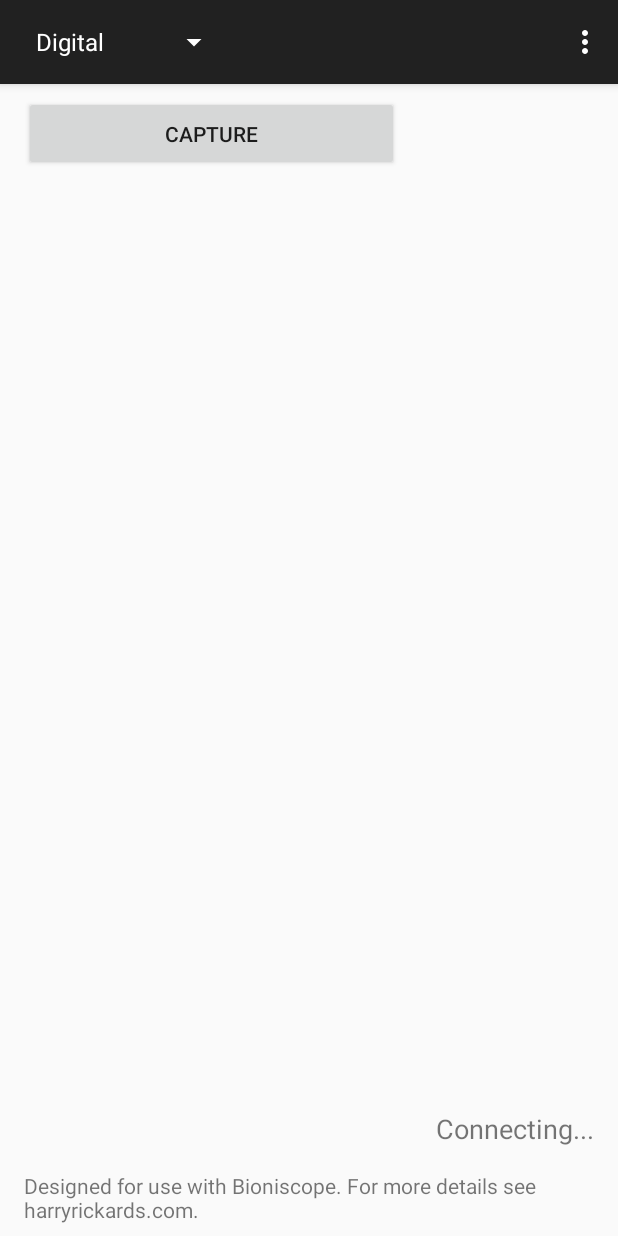
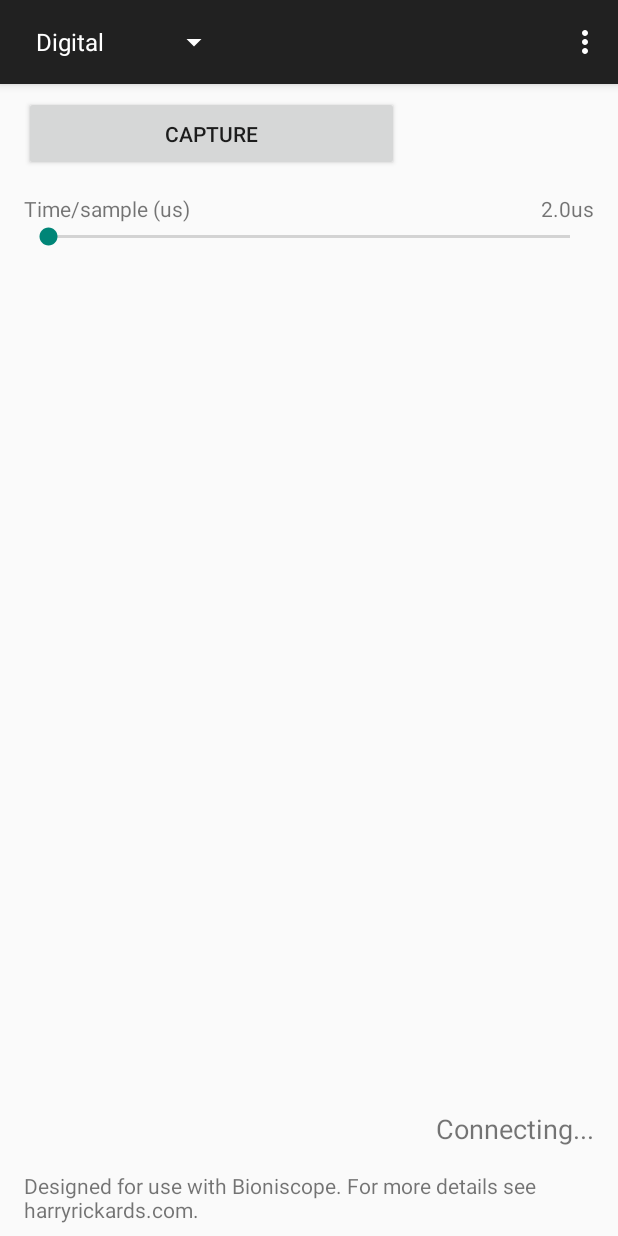
Before and after one commit to hrickards/bioniscope, an Android app: the screen it shows after launch (MainActivity), on a phone screen of 412 x 824 dp. Run offline under Robolectric (Android 15) with nearby library versions, the phone set to English and light mode, and no system bars.

Commit message:
Time/sample for digital samples

```diff
--- a/app/Bioniscope/bioniscope/src/main/java/com/harryrickards/bioniscope/DigitalControlsFragment.java
+++ b/app/Bioniscope/bioniscope/src/main/java/com/harryrickards/bioniscope/DigitalControlsFragment.java
@@ -15,6 +15,9 @@ import android.widget.TextView;
  */
 public class DigitalControlsFragment extends Fragment {
     OnDigitalControlChangedListener mCallback;
+    SeekBar timeSampleSlider;
+    TextView timeSampleLabel;
+    double mTimeSample;
 
     @Override
     public View onCreateView(LayoutInflater inflater, ViewGroup container,
@@ -33,11 +36,57 @@ public class DigitalControlsFragment extends Fragment {
             }
         });
 
+        timeSampleSlider = (SeekBar) view.findViewById(R.id.timeSampleSlider);
+        timeSampleLabel = (TextView) view.findViewById(R.id.timeSampleLabel);
+        setTimeSample(2);
+
+        timeSampleSlider.setOnSeekBarChangeListener(new SeekBar.OnSeekBarChangeListener() {
+            @Override
+            public void onProgressChanged(SeekBar seekBar, int progress, boolean fromUser) {
+                if (fromUser) {
+                    setTimeSample(sliderToTimeSample(progress), true);
+                }
+            }
+
+            @Override
+            public void onStartTrackingTouch(SeekBar seekBar) {
+
+            }
+
+            @Override
+            public void onStopTrackingTouch(SeekBar seekBar) {
+                mCallback.onDigitalTimeSampleChanged(mTimeSample);
+            }
+        });
     }
 
     public interface OnDigitalControlChangedListener {
         public void onDigitalSampleRequested();
+        public void onDigitalTimeSampleChanged(double timeSample);
     }
+
+    // timeSapmle in us
+    protected void setTimeSample(double timeSample, boolean fromUser) {
+        mTimeSample = timeSample;
+        if (!fromUser) {
+            mCallback.onDigitalTimeSampleChanged(timeSample);
+            timeSampleSlider.setProgress(timeSampleToSlider(timeSample));
+        }
+        timeSampleLabel.setText(Double.toString(timeSample) + "us");
+    }
+    protected void setTimeSample(double timeSample) {setTimeSample(timeSample, false); };
+
+    protected int timeSampleToSlider(double timeSample) {
+        // timeSample is in us
+        // double ranges from 0 to 100
+        return (int) timeSample-2;
+    }
+
+    protected double sliderToTimeSample(int sliderValue) {
+        // Reverses timeSampleToSlider
+        return (double) sliderValue+2;
+    }
+
 
     @Override
     public void onAttach(Activity activity) {
--- a/app/Bioniscope/bioniscope/src/main/java/com/harryrickards/bioniscope/DigitalFragment.java
+++ b/app/Bioniscope/bioniscope/src/main/java/com/harryrickards/bioniscope/DigitalFragment.java
@@ -20,6 +20,7 @@ public class DigitalFragment extends Fragment {
     OnDigitalActionInterface mCallback;
     GraphView mGraphView;
     GraphViewSeries mSeries;
+    double mTimeSample = 2;
 
     @Override
     public View onCreateView(LayoutInflater inflater, ViewGroup container,
@@ -56,16 +57,16 @@ public class DigitalFragment extends Fragment {
         GraphView.GraphViewData[] data = new GraphView.GraphViewData[2*xData.length-1];
 
         // Add actual data points
-        // 0.5*i gives time in us
+        // mTimeSample*i gives time in us
         // Bytes are unsigned, so to convert into a positive int we have to take the absolute
         // value
         for (int i=0; i<xData.length; i++) {
-            data[2*i] = new GraphView.GraphViewData(0.5*i, Math.abs((int) xData[i]));
+            data[2*i] = new GraphView.GraphViewData(mTimeSample*i, Math.abs((int) xData[i]));
         }
 
         // Add data points after for all except last point
         for (int i=0; i<xData.length-1; i++) {
-            data[2*i+1] = new GraphView.GraphViewData(0.5*(i+1)-ghost, Math.abs((int) xData[i]));
+            data[2*i+1] = new GraphView.GraphViewData(mTimeSample*(i+1)-ghost, Math.abs((int) xData[i]));
         }
         mSeries.resetData(data);
     }
@@ -85,4 +86,8 @@ public class DigitalFragment extends Fragment {
                     + " must implement OnDigitalActionInterface");
         }
     }
+
+    public void setTimeSample(double timeSample) {
+        mTimeSample = timeSample;
+    }
 }
--- a/app/Bioniscope/bioniscope/src/main/java/com/harryrickards/bioniscope/MainActivity.java
+++ b/app/Bioniscope/bioniscope/src/main/java/com/harryrickards/bioniscope/MainActivity.java
@@ -440,4 +440,25 @@ public class MainActivity extends ActionBarActivity implements OnNavigationListe
         runCommand(command);
 
     }
+
+    public void onDigitalTimeSampleChanged(double timeSample) {
+        if (mDigitalFragment != null) {
+            mDigitalFragment.setTimeSample(timeSample);
+        }
+
+        Log.w("digital time sample", Double.toString(timeSample));
+        int timeDelay = (int) Math.floor(timeSample - 1.6);
+        if (timeDelay < 0) { timeDelay = 0; }
+        Log.w("digital time delay", Integer.toString(timeDelay));
+
+        // Set time
+        byte[] commandData = new byte[] {(byte) ((byte)timeDelay>>8), (byte) ((byte)timeDelay&0xFF)};
+        Log.w("time delay bytes", CommandInterface.bytesToHex(commandData));
+        Command command = new Command((byte) 0x06, commandData, 0, new CommandInterface.CommandCallback() {
+            public void commandFinished(byte[] data) {
+                onDigitalSampleRequested();
+            }
+        });
+        runCommand(command);
+    }
 }
--- a/app/Bioniscope/bioniscope/src/main/res/layout/digital_controls_fragment.xml
+++ b/app/Bioniscope/bioniscope/src/main/res/layout/digital_controls_fragment.xml
@@ -1,16 +1,41 @@
 <?xml version="1.0" encoding="utf-8"?>
 
-<LinearLayout
+<RelativeLayout
     xmlns:android="http://schemas.android.com/apk/res/android"
     xmlns:custom="http://schemas.android.com/apk/res-auto"
     android:layout_width="match_parent"
-    android:layout_height="wrap_content"
-    android:orientation="vertical">
+    android:layout_height="wrap_content">
 
     <Button
         android:layout_width="250dp"
         android:layout_height="50dp"
         android:text="Capture"
         android:id="@+id/digitalCaptureButton"
-        />
-</LinearLayout>
+     />
+
+    <TextView
+        android:layout_width="wrap_content"
+        android:layout_height="wrap_content"
+        android:layout_below="@+id/digitalCaptureButton"
+        android:paddingTop="15dp"
+        android:text="@string/time_sample_label"
+        android:id="@+id/timeSampleDescription"
+    />
+
+    <SeekBar
+        android:layout_width="match_parent"
+        android:layout_height="wrap_content"
+        android:layout_below="@+id/timeSampleDescription"
+        android:id="@+id/timeSampleSlider"
+    />
+
+    <TextView
+        android:layout_width="wrap_content"
+        android:layout_height="wrap_content"
+        android:layout_alignBaseline="@+id/timeSampleDescription"
+        android:layout_alignParentRight="true"
+        android:text=""
+        android:id="@+id/timeSampleLabel"
+    />
+
+</RelativeLayout>
--- a/app/Bioniscope/bioniscope/src/main/res/values/strings.xml
+++ b/app/Bioniscope/bioniscope/src/main/res/values/strings.xml
@@ -15,5 +15,5 @@
     <string name="digital_title">Digital Capture</string>
     <string name="disconnect">Disconnect</string>
     <string name="connect">Connect</string>
-
+    <string name="time_sample_label">Time/sample (us)</string>
 </resources>
```
Also changed, not shown: 10 other files.
